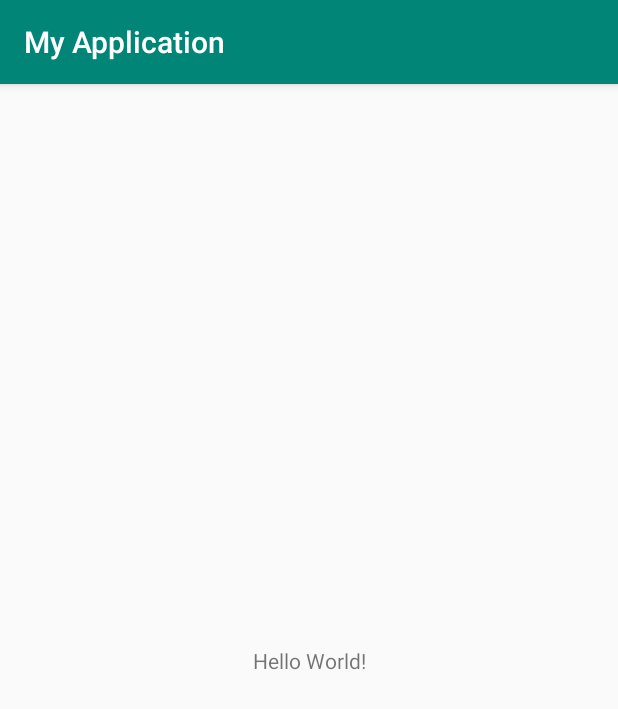
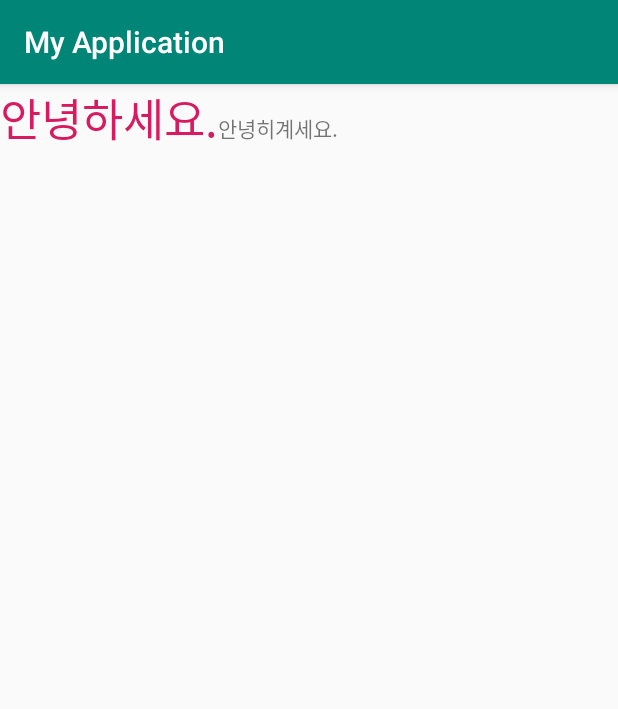
Before and after one commit to BME1008/androidstudy, an Android app: the screen it shows after launch (MainActivity), on a phone screen of 412 x 824 dp. Shown: the top 709 px of the screen. Run offline under Robolectric (Android 15) with nearby library versions, the phone set to English and light mode, and no system bars.

Commit message:
20200507 UPLOAD

```diff
--- a/MyApplication/app/src/main/res/layout/activity_main.xml
+++ b/MyApplication/app/src/main/res/layout/activity_main.xml
@@ -1,18 +1,32 @@
 <?xml version="1.0" encoding="utf-8"?>
-<androidx.constraintlayout.widget.ConstraintLayout xmlns:android="http://schemas.android.com/apk/res/android"
+<LinearLayout  xmlns:android="http://schemas.android.com/apk/res/android"
     xmlns:app="http://schemas.android.com/apk/res-auto"
     xmlns:tools="http://schemas.android.com/tools"
     android:layout_width="match_parent"
     android:layout_height="match_parent"
+    android:orientation="horizontal"
     tools:context=".MainActivity">
+
+    <!--
+        android:orientation의 속성에서
+            vertical    컴포넌트들을 수직으로 정렬
+            horizontal  컴포넌트들을 수평으로 정렬
+
+     -->
 
     <TextView
         android:layout_width="wrap_content"
         android:layout_height="wrap_content"
-        android:text="Hello World!"
-        app:layout_constraintBottom_toBottomOf="parent"
-        app:layout_constraintLeft_toLeftOf="parent"
-        app:layout_constraintRight_toRightOf="parent"
-        app:layout_constraintTop_toTopOf="parent" />
+        android:text="안녕하세요."
+        android:textSize="30dp"
+        android:textColor="@color/colorAccent"
+        />
 
-</androidx.constraintlayout.widget.ConstraintLayout>
+    <TextView
+        android:layout_width="wrap_content"
+        android:layout_height="wrap_content"
+        android:text="안녕히계세요.">
+    </TextView>
+
+
+    </LinearLayout>
```
Also changed, not shown: MyApplication/app/src/main/java/com/example/myapplication/안드로이드_UI/01. How_to_draw.kt (added, +21 -0 lines).
